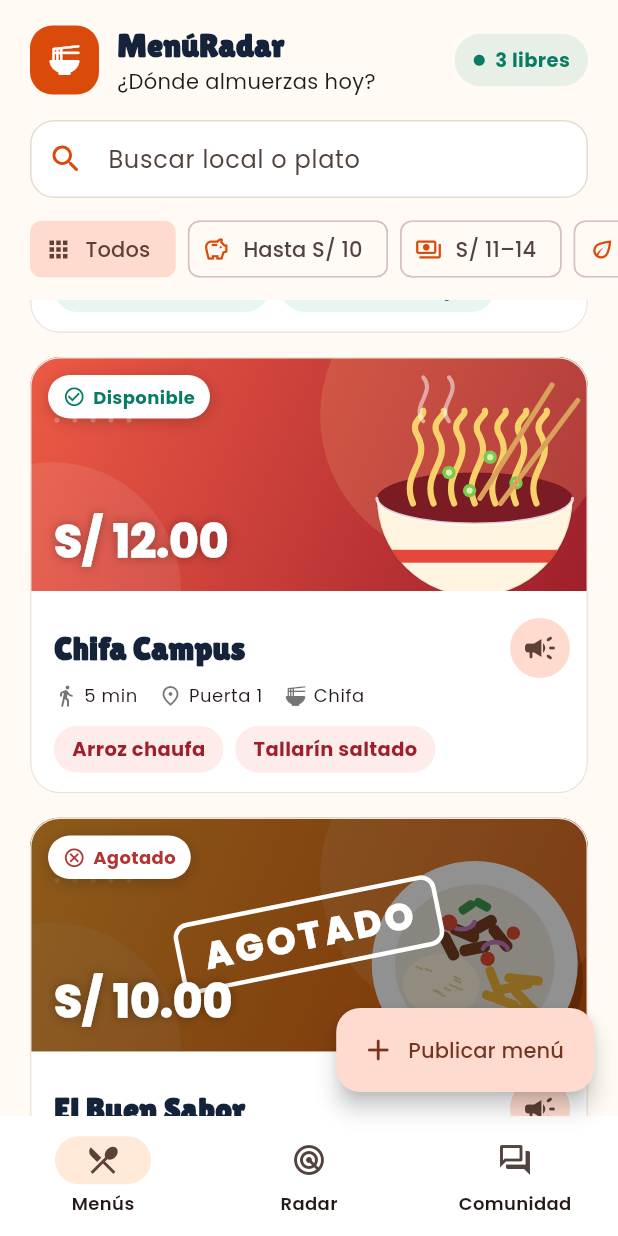
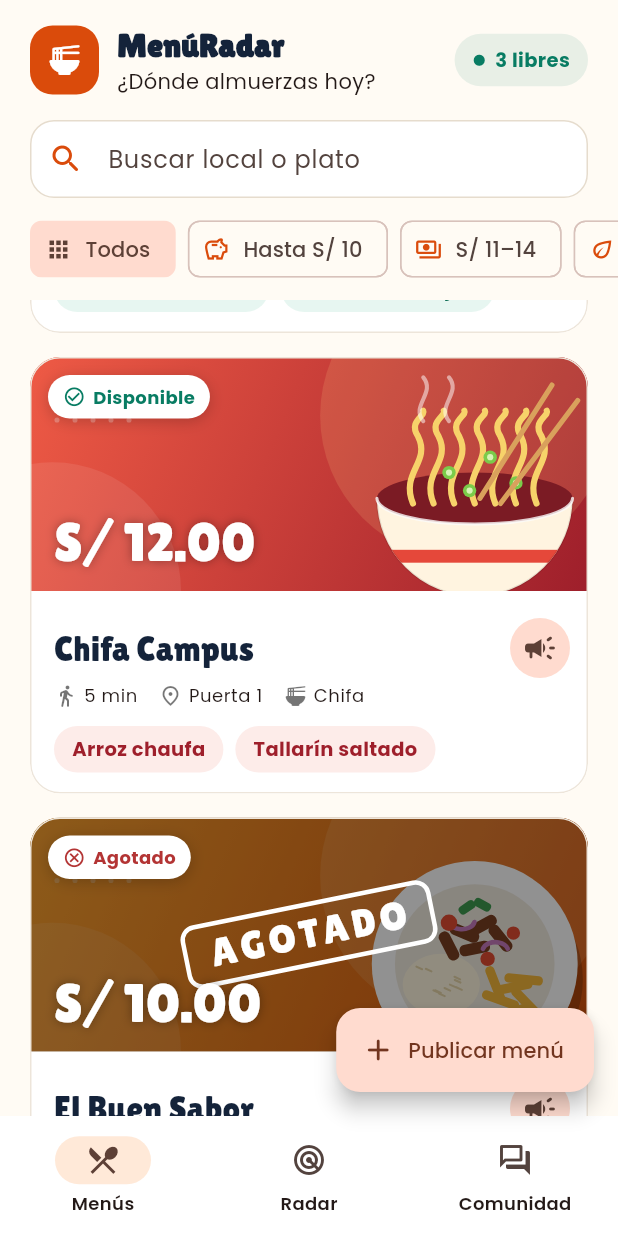
Before and after one commit to JoseGordilloMendoza/menuAppFlutter, a Flutter app: the screen it shows after launch, scrolled down 576 dp, on a phone screen of 412 x 824 dp. Run offline on Flutter 3.47's test engine with Material 3 defaults, Android fonts, the phone set to English and light mode, and no system bars.

Commit message:
style: usa la tipografia de titulares en precio, nombre y sello
Co-Authored-By: Claude Sonnet 5.5 <noreply@anthropic.com>

```diff
--- a/lib/widgets/menu_card.dart
+++ b/lib/widgets/menu_card.dart
@@ -46,11 +46,10 @@ class MenuCard extends StatelessWidget {
                   bottom: 12,
                   child: Text(
                     'S/ ${menu.price.toStringAsFixed(2)}',
-                    style: const TextStyle(
+                    style: AppText.display(
+                      36,
                       color: Colors.white,
-                      fontSize: 30,
-                      fontWeight: FontWeight.w900,
-                      shadows: [Shadow(color: Color(0x55000000), blurRadius: 8)],
+                      shadows: const [Shadow(color: Color(0x55000000), blurRadius: 8)],
                     ),
                   ),
                 ),
@@ -69,8 +68,8 @@ class MenuCard extends StatelessWidget {
                           maxLines: 1,
                           overflow: TextOverflow.ellipsis,
                           style: Theme.of(context).textTheme.titleLarge?.copyWith(
-                            fontWeight: FontWeight.w900,
                             color: AppColors.navy,
+                            fontSize: 23,
                           ),
                         ),
                       ),
@@ -161,14 +160,9 @@ class _SoldOutVeil extends StatelessWidget {
           border: Border.all(color: Colors.white, width: 3),
           borderRadius: BorderRadius.circular(10),
         ),
-        child: const Text(
+        child: Text(
           'AGOTADO',
-          style: TextStyle(
-            color: Colors.white,
-            fontSize: 24,
-            fontWeight: FontWeight.w900,
-            letterSpacing: 3,
-          ),
+          style: AppText.display(26, color: Colors.white, letterSpacing: 3),
         ),
       ),
     ),
```
